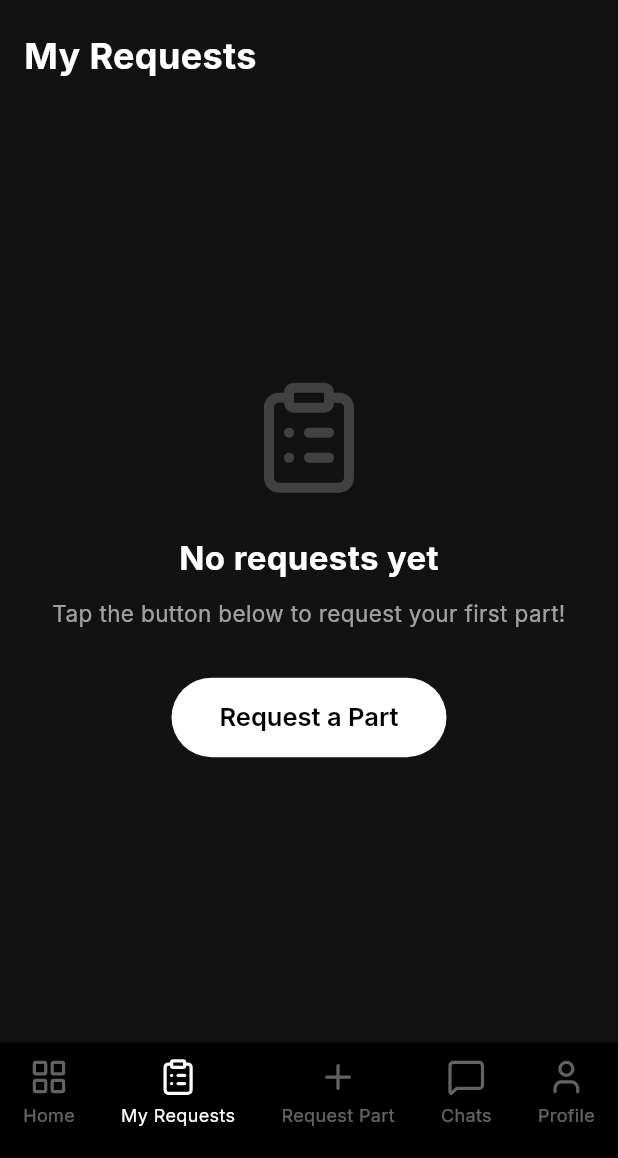
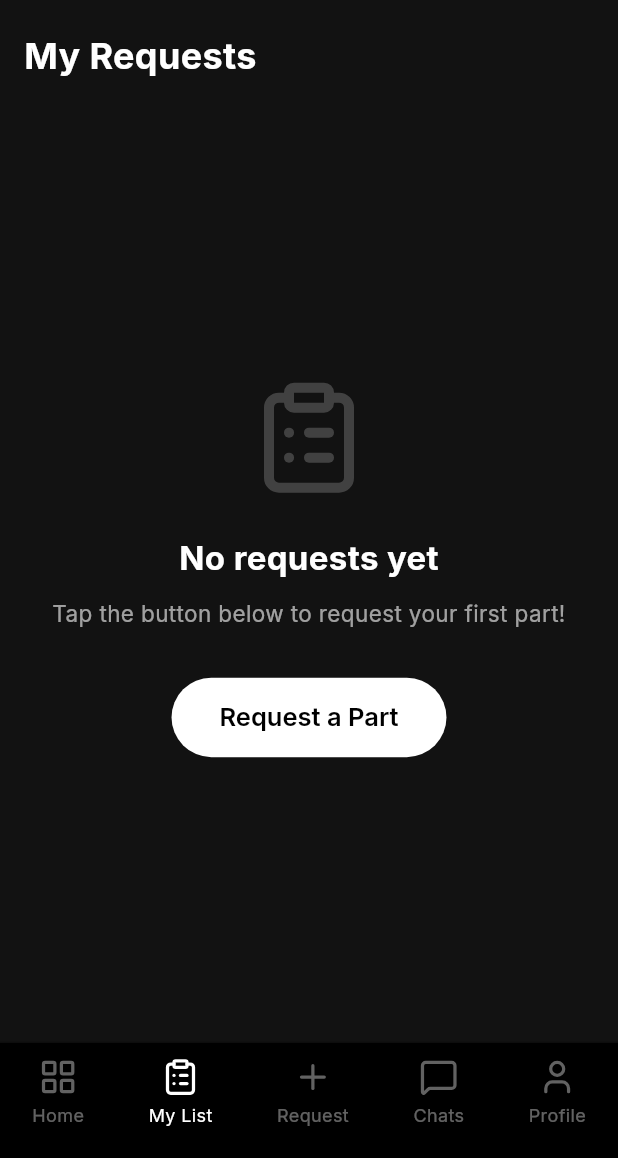
Before and after one commit to Shangev/Sparelink, a Flutter app: the screen it shows once a user with an empty profile is signed in, item 2 of the bottom bar chosen, on a phone screen of 412 x 824 dp, the part 78-1236 px from its top. Run offline on Flutter 3.47's test engine with Material 3 defaults, Android fonts, the phone set to English and light mode, and no system bars; our stand-ins replace audioplayers, camera, dio, file_picker, flutter_riverpod, flutter_secure_storage and 9 more; missing offline and left inert: record; accounts and stored records are empty; project files that could hold a hidden picture were left out.

Commit message:
Update mobile nav labels: My List, Request (singular), Chats, Profile

```diff
--- a/sparelink-flutter/lib/shared/widgets/responsive_shell.dart
+++ b/sparelink-flutter/lib/shared/widgets/responsive_shell.dart
@@ -61,14 +61,14 @@
       ),
       NavItem(
         path: '/my-requests',
-        label: 'My Requests',
+        label: 'My List',
         icon: LucideIcons.clipboardList,
         activeIcon: LucideIcons.clipboardList,
         badgeCount: badges['requests'],
       ),
       NavItem(
         path: '/request-part',
-        label: 'Request Part',
+        label: 'Request',
         icon: LucideIcons.plus,
         activeIcon: LucideIcons.plus,
       ),
```
Also changed, not shown: 1 other file.
